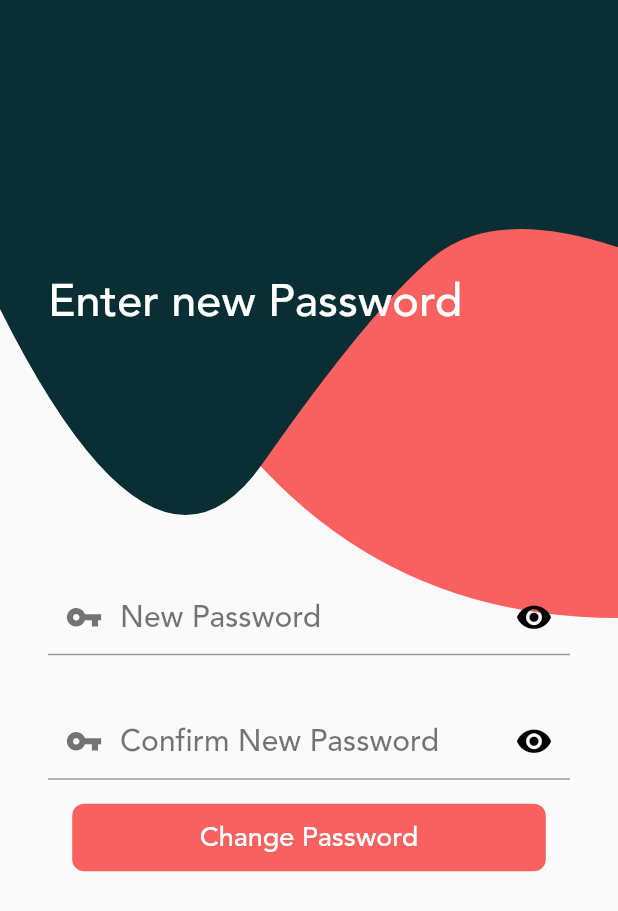
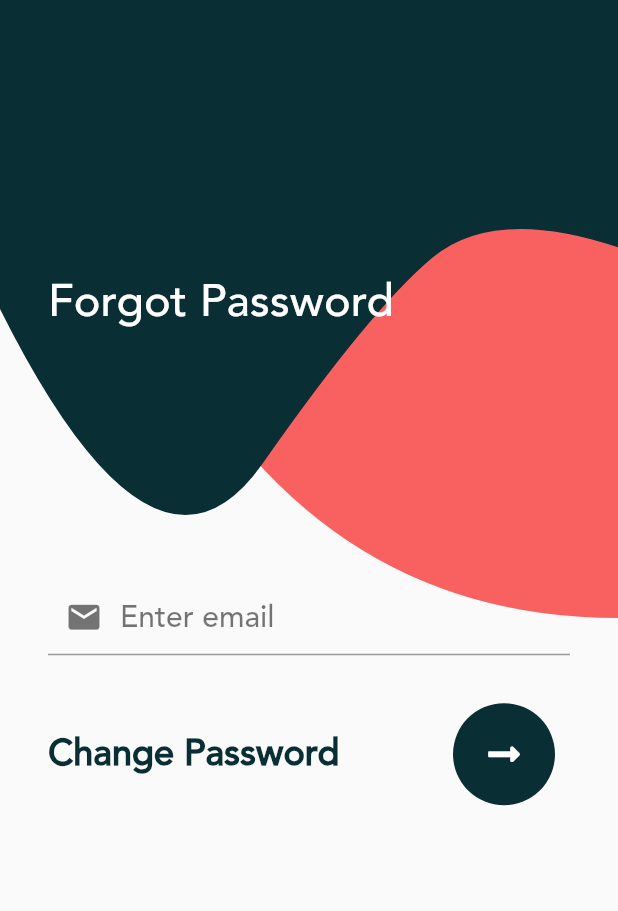
Before and after one commit to hanna2001/Record-Keeper, a Flutter app: the screen it shows after launch, after a tap on "Forgot password", on a phone screen of 412 x 824 dp. Shown: the top 911 px of the screen. Run offline on Flutter 3.47's test engine with Material 2 defaults, Android fonts, the phone set to English and light mode, and no system bars; our stand-ins replace flutter_slidable, fluttertoast, font_awesome_flutter, local_auth, share, shared_preferences and 4 more; accounts and stored records are empty.

Commit message:
forgot password

```diff
--- a/lib/screens/auth/SignIn.dart
+++ b/lib/screens/auth/SignIn.dart
@@ -7,6 +7,7 @@ import 'package:login_ui/config/database_helper.dart';
 import 'package:login_ui/config/palette.dart';
 import 'package:login_ui/main.dart';
 import 'package:login_ui/screens/auth/change_password.dart';
+import 'package:login_ui/screens/auth/forgotpass_email.dart';
 import 'home.dart';
 
 class SignIn extends StatefulWidget {
@@ -94,7 +95,7 @@ class _SignInState extends State<SignIn> {
                 ),
                 InkWell(
                   onTap: (){
-                    Navigator.push(context, MaterialPageRoute(builder: (context)=>ChangePass()));
+                    Navigator.push(context, MaterialPageRoute(builder: (context)=>EnterEmail()));
                   },
                   child: Align(
                     alignment: Alignment.topRight,
--- a/lib/screens/auth/change_password.dart
+++ b/lib/screens/auth/change_password.dart
@@ -12,12 +12,15 @@ import 'package:http/http.dart'as http;
 import 'dart:convert';
 
 class ChangePass extends StatefulWidget {
-
+  String email;
+  bool forgot;
+  ChangePass({this.email,this.forgot});
   @override
   _ChangePassState createState() => _ChangePassState();
 }
 
 class _ChangePassState extends State<ChangePass> with SingleTickerProviderStateMixin {
+
   AnimationController _controller;
   TextEditingController passctrl,cpassctrl;
   String cpass_;
@@ -163,7 +166,8 @@ class _ChangePassState extends State<ChangePass> with SingleTickerProviderStateM
                   if(result){
                     Navigator.pop(context);
                     Navigator.pop(context);
-                    Navigator.pop(context);
+                    if(widget.forgot==null)
+                      Navigator.pop(context);
                   }
 
                   // (namectrl == null) ? addNameToSF(widget.name) : addNameToSF(namectrl);
@@ -200,16 +204,10 @@ class _ChangePassState extends State<ChangePass> with SingleTickerProviderStateM
 
   }
   Future<bool> UpdateUserTable()async {
-    var url = "https://355668.xyz/Authentication/update_info.php";
+    var url = "https://355668.xyz/Authentication/forgot_pass.php";
     String email=await getEmail();
-    String name=await getName();
-    String shop=await getCompanyName();
-    int number=await getNumber();
     var data = {
-      "email" : email??'',
-      "name": name??'',
-      "ShopName": shop??'',
-      "number": number??'',
+      "email" : widget.email??email,
       "pass":cpass_
     };
     var res = await http.post(url, body: data);
--- /dev/null
+++ b/lib/screens/auth/forgotpass_email.dart
@@ -0,0 +1,208 @@
+import 'dart:isolate';
+
+import 'package:flutter/material.dart';
+import 'package:fluttertoast/fluttertoast.dart';
+import 'package:font_awesome_flutter/font_awesome_flutter.dart';
+import 'package:login_ui/config/database_helper.dart';
+import 'package:login_ui/config/palette.dart';
+import 'package:login_ui/screens/auth/change_password.dart';
+import '../../main.dart';
+import '../background_paint.dart';
+import 'home.dart';
+import 'change_password.dart';
+import 'package:http/http.dart'as http;
+import 'dart:convert';
+
+class EnterEmail extends StatefulWidget {
+
+  @override
+  _EnterEmailState createState() => _EnterEmailState();
+}
+
+class _EnterEmailState extends State<EnterEmail> with SingleTickerProviderStateMixin {
+
+  AnimationController _controller;
+   bool isLoading = false;
+   String email='',sec_ans='';
+  @override
+  void initState() {
+    _controller =
+        AnimationController(vsync: this, duration: Duration(seconds: 4));
+
+    super.initState();
+  }
+
+  @override
+  void dispose() {
+    _controller.dispose();
+    super.dispose();
+  }
+  @override
+  Widget build(BuildContext context) {
+    return Scaffold(
+      resizeToAvoidBottomInset: false,
+      body: Stack(children: [
+        SizedBox.expand(
+          child: CustomPaint(
+            painter: BackgroundPainter(
+              animation: _controller.view,
+            ),
+          ),
+        ),
+        Padding(
+          padding: const EdgeInsets.all(32),
+          child: Column(
+            children: [
+              Expanded(
+                flex: 4,
+                child: Align(
+                  alignment: Alignment.centerLeft,
+                  child: Text(
+                    'Forgot Password',
+                    style: TextStyle(
+                        color: Colors.white,
+                        fontSize: 30,
+                        fontWeight: FontWeight.w500),
+                  ),
+                ),
+              ),
+              Expanded(
+                flex: 5,
+                child: ListView(
+                  children: [
+                    Padding(
+                      padding: EdgeInsets.symmetric(vertical: 16),
+                      child: TextField(
+                        onChanged: (value){
+                          email=value;
+                        },
+                        decoration: InputDecoration(
+                            hintText: 'Enter email',
+                            hintStyle: TextStyle(color: Colors.black54, fontSize: 20),
+                            prefixIcon: Icon(
+                              Icons.email,
+                              color: Colors.black54,
+                              size: 25,
+                            ),
+                            ),
+                      ),
+                    ),
+
+                    Padding(
+                      padding: const EdgeInsets.symmetric(vertical: 16.0),
+                      child: Row(
+                        mainAxisAlignment: MainAxisAlignment.spaceBetween,
+                        children: [
+                          Text(
+                           'Change Password',
+                            style: const TextStyle(
+                              fontWeight: FontWeight.w800,
+                              color: Palette.darkBlue,
+                              fontSize: 24,
+                            ),
+                          ),
+                          Expanded(
+                            child: Center(
+                              child: _LoadingIndicator(isLoading),
+                            ),
+                          ),
+                          _RoundContinueButton(isLoading),
+                        ],
+                      ),
+                    ),
+                  ],
+                ),
+              ),
+            ],
+          ),
+        ),
+      ]),
+    );
+  }
+
+  // void verify() async{
+  //   setState((){
+  //     isLoading = true;
+  //   });
+  //   String pass = await getPass();
+  //   if(passctrl.text == pass){
+  //     List<Map<String, dynamic>> query =
+  //     await DatabaseHelper.instance.queryAll();
+  //     int Take = await DatabaseHelper.instance.TotalToTake();
+  //     int Give = await DatabaseHelper.instance.TotalToGive();
+  //     widget.changePass?Navigator.push(context, MaterialPageRoute(builder: (context)=>ChangePass())):Navigator.push(context,
+  //         MaterialPageRoute(builder: (context) => Home(query, Give, Take)));
+
+  //   }else{
+  //     Fluttertoast.showToast(msg: 'Incorrect Password',toastLength:  Toast.LENGTH_LONG);
+  //   }
+  //   setState((){
+  //     isLoading = false;
+  //   });
+  // }
+
+  Widget _RoundContinueButton(isLoading) {
+    return RawMaterialButton(
+      onPressed: ()async{
+
+        if(email=='')
+        {
+          Fluttertoast.showToast(msg: 'Please Enter Your Email',toastLength:  Toast.LENGTH_LONG);
+        }
+        else{
+          print("yes");
+          checkEmail();
+
+        }
+
+
+      },
+      // onPressed: ()  => (passctrl.text == '') ? Fluttertoast.showToast(msg: 'Please Enter Your password',toastLength:  Toast.LENGTH_LONG) : verify(),
+      elevation: 0.0,
+      fillColor: Palette.darkBlue,
+      splashColor: Palette.darkOrange,
+      padding: const EdgeInsets.all(22.0),
+      shape: const CircleBorder(),
+      child: const Icon(
+        FontAwesomeIcons.longArrowAltRight,
+        color: Colors.white,
+        size: 24.0,
+      ),
+    );
+  }
+  void checkEmail() async{
+      setState(() {
+      isLoading = true;
+    });
+    var url = "https://355668.xyz/Authentication/forgot_pass_email.php";
+    var data = {
+      "email": email,
+      // "sec_ans":sec_ans
+
+    };
+    var res = await http.post(url, body: data);
+    var body=jsonDecode(res.body);
+    print(body);
+    if(body['result'] == "dont have account")
+        Fluttertoast.showToast(msg: 'No account Please Register',toastLength:  Toast.LENGTH_LONG);
+    else{
+      Navigator.push(context, MaterialPageRoute(builder: (context)=>ChangePass(email: email,forgot: true,)));
+    }
+
+    setState(() {
+      isLoading = false;
+    });
+  }
+
+  Widget _LoadingIndicator(bool isLoading) {
+    return ConstrainedBox(
+      constraints: const BoxConstraints(maxWidth: 100),
+      child: Visibility(
+        visible: isLoading,
+        child: const LinearProgressIndicator(
+          backgroundColor: Palette.darkBlue,
+        ),
+      ),
+    );
+  }
+}
```
Also changed, not shown: lib/main.dart (line endings or trailing spaces).
